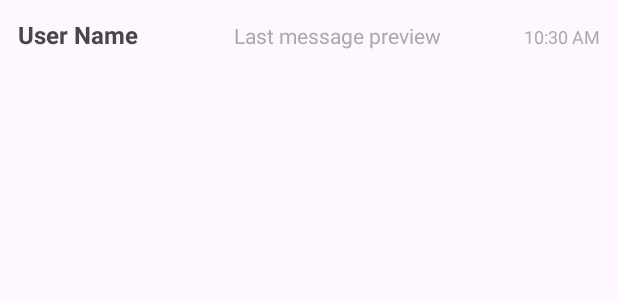
After one commit to sricheekati/Smart_School_Bus_App_Android, an Android app: the layout item_chat.xml on its own in the app's theme, with its tools: preview values and no code run, on a phone screen of 412 x 824 dp. The commit adds this screen. Shown: the top 300 px of the screen. Run offline under Robolectric (Android 15) with nearby library versions, the phone set to English and light mode, and no system bars.

Commit message:
added and updated itemchat and chat list adapter java files

```diff
--- /dev/null
+++ b/app/src/main/res/layout/item_chat.xml
@@ -0,0 +1,39 @@
+<?xml version="1.0" encoding="utf-8"?>
+<LinearLayout xmlns:android="http://schemas.android.com/apk/res/android"
+    android:layout_width="match_parent"
+    android:layout_height="wrap_content"
+    android:orientation="horizontal"
+    android:padding="12dp"
+    android:background="?android:attr/selectableItemBackground"
+    android:clickable="true"
+    android:focusable="true">
+
+    <!-- 📝 User Name -->
+    <TextView
+        android:id="@+id/chat_user_name"
+        android:layout_width="0dp"
+        android:layout_height="wrap_content"
+        android:layout_weight="3"
+        android:text="User Name"
+        android:textSize="16sp"
+        android:textStyle="bold"/>
+
+    <!-- 💬 Last Message -->
+    <TextView
+        android:id="@+id/chat_last_message"
+        android:layout_width="0dp"
+        android:layout_height="wrap_content"
+        android:layout_weight="4"
+        android:text="Last message preview"
+        android:textSize="14sp"
+        android:textColor="@android:color/darker_gray"/>
+
+    <!-- ⏳ Timestamp -->
+    <TextView
+        android:id="@+id/chat_timestamp"
+        android:layout_width="wrap_content"
+        android:layout_height="wrap_content"
+        android:text="10:30 AM"
+        android:textSize="12sp"
+        android:textColor="@android:color/darker_gray"/>
+</LinearLayout>
```
Also changed, not shown: app/src/main/java/com/example/smartschoolbusapp/ChatActivity.java (+149 -43 lines), app/src/main/java/com/example/smartschoolbusapp/ChatAdapter.java (+23 -9 lines), app/src/main/java/com/example/smartschoolbusapp/ChatsListAdapter.java (added, +96 -0 lines), app/src/main/res/layout/item_message.xml (+9 -0 lines).
